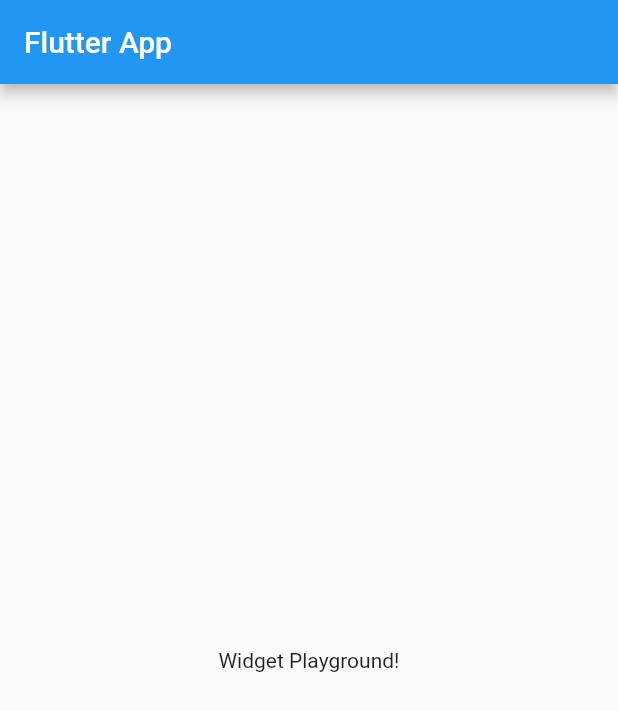
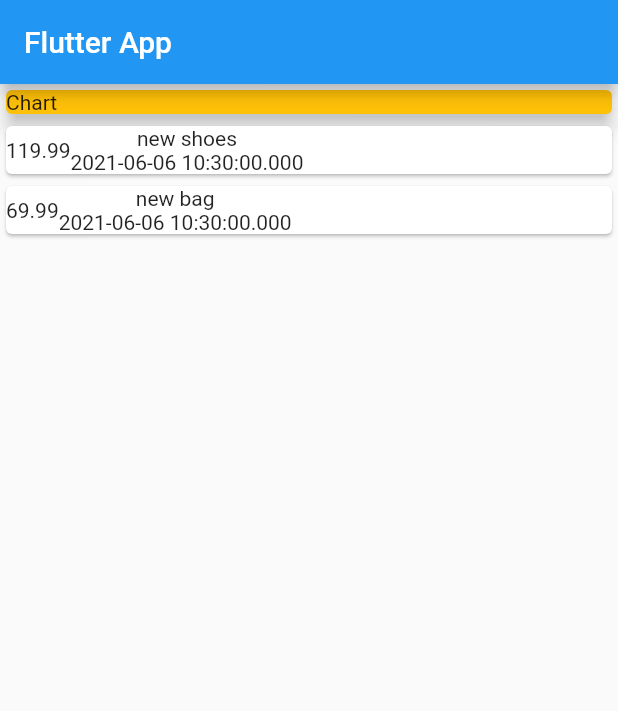
Before and after one commit to TomSnus/budget_tracker, a Flutter app: the screen it shows after launch, on a phone screen of 412 x 824 dp. Shown: the top 711 px of the screen. Run offline on Flutter 3.47's test engine with Material 2 defaults, Android fonts, the phone set to English and light mode, and no system bars.

Commit message:
add transactions

```diff
--- a/lib/main.dart
+++ b/lib/main.dart
@@ -1,3 +1,4 @@
+import './transaction.dart';
 import 'package:flutter/material.dart';
 
 void main() => runApp(MyApp());
@@ -13,15 +14,42 @@ class MyApp extends StatelessWidget {
 }
 
 class MyHomePage extends StatelessWidget {
+  final List<Transaction> transactions = [
+    Transaction(
+        id: 't1', title: 'new shoes', amount: 119.99, date: DateTime.now()),
+    Transaction(id: 't2', title: 'new bag', amount: 69.99, date: DateTime.now())
+  ];
   @override
   Widget build(BuildContext context) {
     return Scaffold(
-      appBar: AppBar(
-        title: Text('Flutter App'),
-      ),
-      body: Center(
-        child: Text('Widget Playground!'),
-      ),
-    );
+        appBar: AppBar(
+          title: Text('Flutter App'),
+        ),
+        body: Column(
+          children: <Widget>[
+            Container(
+              width: double.infinity,
+              child: Card(
+                color: Colors.amber,
+                child: Container(width: double.infinity, child: Text('Chart')),
+                elevation: 5,
+              ),
+            ),
+            Column(
+              children: transactions.map((tx) {
+                return Card(
+                    child: Row(
+                  children: <Widget>[
+                    Container(child: Text(tx.amount.toString()),),
+                    Column(children: <Widget>[
+                      Text(tx.title),
+                      Text(tx.date.toString())
+                    ],)
+                  ],
+                ));
+              }).toList(),
+            )
+          ],
+        ));
   }
 }
--- /dev/null
+++ b/lib/transaction.dart
@@ -0,0 +1,11 @@
+
+import 'package:flutter/foundation.dart';
+
+class Transaction {
+  final String id;
+  final String title;
+  final double amount;
+  final DateTime date;
+
+  Transaction({@required this.id, @required this.title, @required this.amount, @required this.date});
+}
--- a/pubspec.yaml
+++ b/pubspec.yaml
@@ -18,7 +18,7 @@ publish_to: 'none' # Remove this line if you wish to publish to pub.dev
 version: 1.0.0+1
 
 environment:
-  sdk: ">=2.12.0 <3.0.0"
+  sdk: ">=2.11.0 <3.0.0"
 
 dependencies:
   flutter:
```
